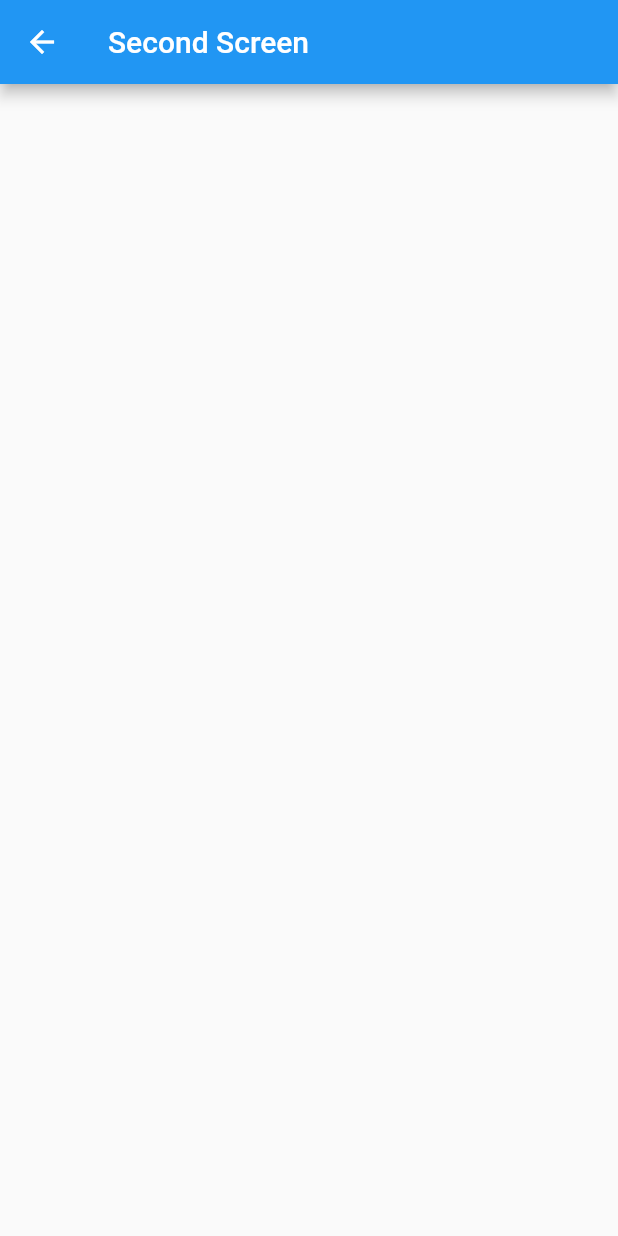
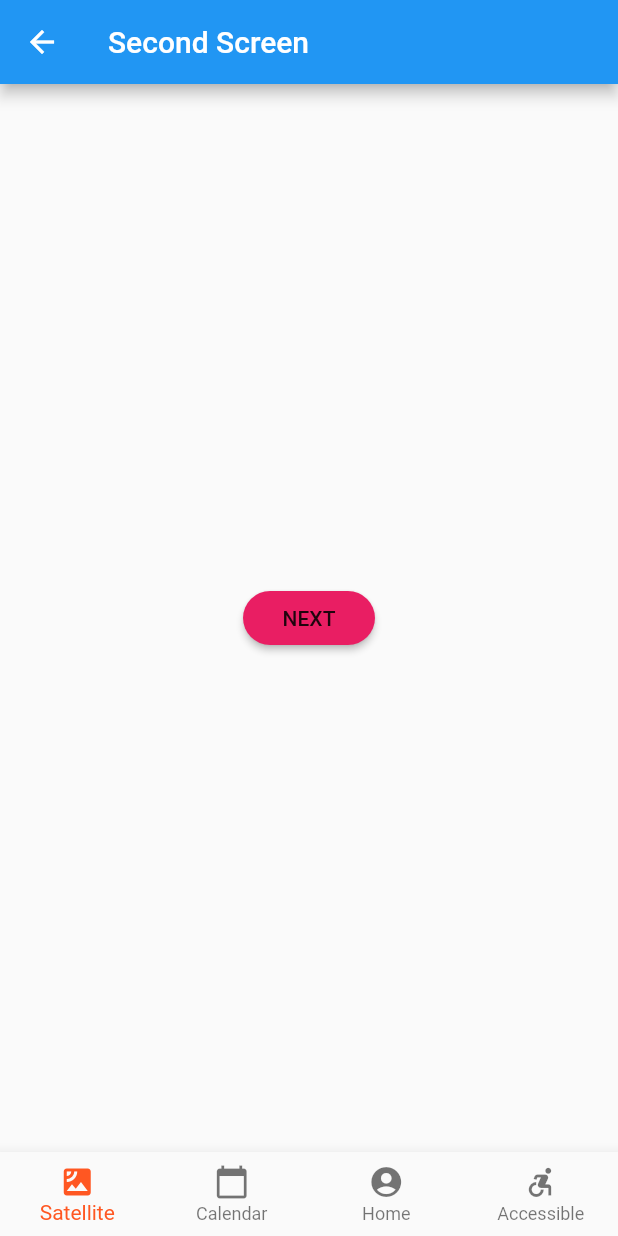
Before and after one commit to patelvishu05/FlutterProjects, a Flutter app: the SuccessLoginScreen screen opened by its route, on a phone screen of 412 x 824 dp. Run offline on Flutter 3.47's test engine with Material 2 defaults, Android fonts, the phone set to English and light mode, and no system bars.

Commit message:
navbar added

```diff
--- /dev/null
+++ b/flutter_app2/lib/PlaceHolderWidget.dart
@@ -0,0 +1,20 @@
+import 'package:flutter/material.dart';
+
+class PlaceholderWidget extends StatelessWidget {
+ final Color color;
+
+ PlaceholderWidget(this.color);
+
+ @override
+ Widget build(BuildContext context) {
+   return Container(
+    alignment: Alignment(0,0),
+     child: RaisedButton(
+       child: Text('NEXT'),
+        color: this.color,
+        shape: new RoundedRectangleBorder(borderRadius: new BorderRadius.circular(30.0)),
+        onPressed: () => {}
+     ),
+   );
+ }
+}
--- a/flutter_app2/lib/main.dart
+++ b/flutter_app2/lib/main.dart
@@ -1,5 +1,6 @@
 import 'package:flutter/material.dart';
 import 'package:flutter_app2/model/User.dart';
+import 'package:flutter_app2/PlaceHolderWidget.dart';
 
 void main() {
   runApp(new FriendlyChat());
@@ -106,12 +107,42 @@ class SuccessLoginScreen extends StatefulWidget {
 }
 
 class SuccessLoginScreenState extends State<SuccessLoginScreen> {
+  int _selectedIndex = 0;
+   final _widgetOptions = [
+    PlaceholderWidget(Colors.pink),
+    PlaceholderWidget(Colors.red),
+    PlaceholderWidget(Colors.cyan),
+    PlaceholderWidget(Colors.green),
+  ];
+
   @override
   Widget build(BuildContext context) {
     return Scaffold (
+      body: _widgetOptions[_selectedIndex],
       appBar: new AppBar(
         title: Text('Second Screen'),
       ),
+      bottomNavigationBar: BottomNavigationBar(
+        items: <BottomNavigationBarItem>
+        [
+          BottomNavigationBarItem(icon: Icon(Icons.satellite), title: Text('Satellite')),
+          BottomNavigationBarItem(icon: Icon(Icons.calendar_today), title: Text('Calendar')),
+          BottomNavigationBarItem(icon: Icon(Icons.account_circle), title: Text ('Home')),
+          BottomNavigationBarItem(icon: Icon(Icons.accessible_forward), title: Text('Accessible')),
+        ],
+        currentIndex: _selectedIndex,
+        type: BottomNavigationBarType.fixed,
+        fixedColor: Colors.deepOrange,
+        onTap: _onItemTapped,
+      ),
     );
   }
+
+  void _onItemTapped(int index) {
+    setState(() {
+     _selectedIndex = index;
+    });
+  }
+
+
 }
--- a/flutter_app2/pubspec.yaml
+++ b/flutter_app2/pubspec.yaml
@@ -35,8 +35,8 @@ dev_dependencies:
 # The following section is specific to Flutter.
 flutter:
   assets:
-  - assets/login.png
-  - assets/signIn.png
+  - assets/icons/pill.png
+  - assets/icons/signIn.png
 
   # The following line ensures that the Material Icons font is
   # included with your application, so that you can use the icons in
```
Also changed, not shown: flutter_app2/assets/icons/pill.png (added), flutter_app2/assets/icons/signIn.png (renamed from flutter_app2/assets/signIn.png), flutter_app2/assets/login.png (deleted).
